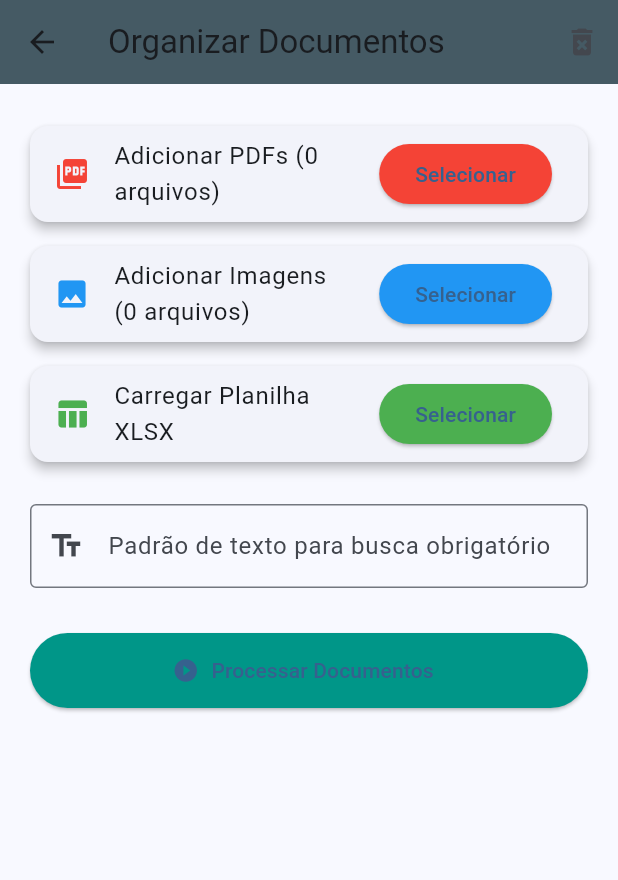
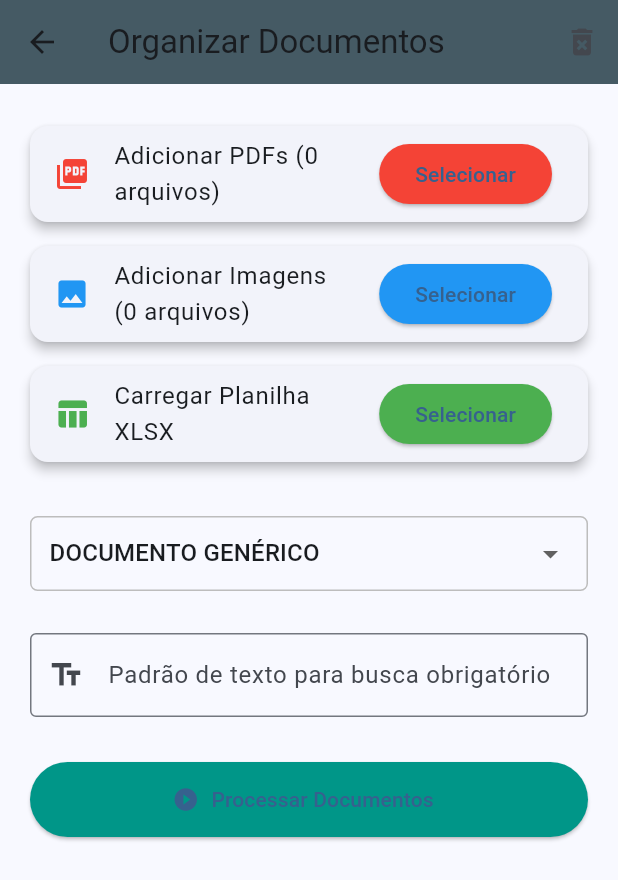
Before and after one commit to Brunopvh/web_pdf, a Flutter app: the OrganizePage screen opened by its route, on a phone screen of 412 x 824 dp. Shown: the top 880 px of the screen. Run offline on Flutter 3.47's test engine with Material 3 defaults, Android fonts, the light colour scheme and no system bars; our stand-ins replace file_picker; missing offline and left inert: dart:html, universal_html.

Commit message:
tipar os documentos

```diff
--- a/frontend/lib/pages/organize.dart
+++ b/frontend/lib/pages/organize.dart
@@ -36,6 +36,15 @@ class _OrganizePageState extends State<OrganizePage> {
   // Controladores de texto
   final TextEditingController patternController = TextEditingController();
   final TextEditingController columnController = TextEditingController();
+  final List<String> documentOptions = ['DOCUMENTO GENÉRICO', 'EPIS', 'CARTAS'];
+  late String selectedDocumentType; // Armazenará o valor selecionado
+
+  @override
+  void initState() {
+    super.initState();
+    // Define o valor padrão
+    selectedDocumentType = documentOptions[0];
+  }
 
   // ... (pickPdfFiles, pickImageFiles, pickXlsxFile permanecem inalterados) ...
 
@@ -47,6 +56,7 @@ class _OrganizePageState extends State<OrganizePage> {
       xlsxFile = null;
       patternController.clear();
       columnController.clear();
+      selectedDocumentType = documentOptions[0];
 
       // Limpa os estados de processamento
       isProcessing = false;
@@ -175,6 +185,7 @@ class _OrganizePageState extends State<OrganizePage> {
       return;
     }
 
+
     final hasSheet = xlsxFile != null;
     if (hasSheet && columnController.text.isEmpty) {
       ScaffoldMessenger.of(context).showSnackBar(
@@ -183,7 +194,8 @@ class _OrganizePageState extends State<OrganizePage> {
       return;
     }
     if (!hasSheet && patternController.text.isEmpty) {
-      ScaffoldMessenger.of(context).showSnackBar(
+      if(selectedDocumentType == 'DOCUMENTO GENÉRICO')
+        ScaffoldMessenger.of(context).showSnackBar(
         const SnackBar(content: Text('Digite o digite um texto/busca na caixa apropriada!')),
       );
       return;
@@ -243,7 +255,8 @@ class _OrganizePageState extends State<OrganizePage> {
       if (!hasSheet) {
         request.fields['pattern'] = patternController.text;
       }
-
+      // Envia o tipo de documento selecionado
+      request.fields['document_type'] = selectedDocumentType;
       // Envia requisição e aguarda a resposta que contém o task_id
       final streamedResponse = await request.send();
       final response = await http.Response.fromStream(streamedResponse);
@@ -340,7 +353,7 @@ class _OrganizePageState extends State<OrganizePage> {
 
   @override
   Widget build(BuildContext context) {
-    // ... (restante do código build) ...
+
     return Scaffold(
       appBar: AppBar(
         title: const Text('Organizar Documentos'),
@@ -410,6 +423,35 @@ class _OrganizePageState extends State<OrganizePage> {
                 ),
               ),
             const SizedBox(height: 20),
+            // ================== NOVO: Dropdown de Tipos de Documento ==================
+            Container(
+              margin: const EdgeInsets.symmetric(vertical: 8),
+              padding: const EdgeInsets.symmetric(horizontal: 12),
+              decoration: BoxDecoration(
+                border: Border.all(color: Colors.grey.shade400),
+                borderRadius: BorderRadius.circular(5),
+              ),
+              child: DropdownButtonHideUnderline(
+                child: DropdownButton<String>(
+                  isExpanded: true,
+                  value: selectedDocumentType,
+                  hint: const Text("Selecione o Tipo de Documento"),
+                  icon: const Icon(Icons.arrow_drop_down),
+                  items: documentOptions.map((String value) {
+                    return DropdownMenuItem<String>(
+                      value: value,
+                      child: Text(value),
+                    );
+                  }).toList(),
+                  onChanged: (String? newValue) {
+                    setState(() {
+                      selectedDocumentType = newValue!;
+                    });
+                  },
+                ),
+              ),
+            ),
+            const SizedBox(height: 20),
             // Se o XLSX não foi selecionado, o padrão de texto é necessário.
             if (xlsxFile == null)
               TextField(
```
Also changed, not shown: 2 other files.
